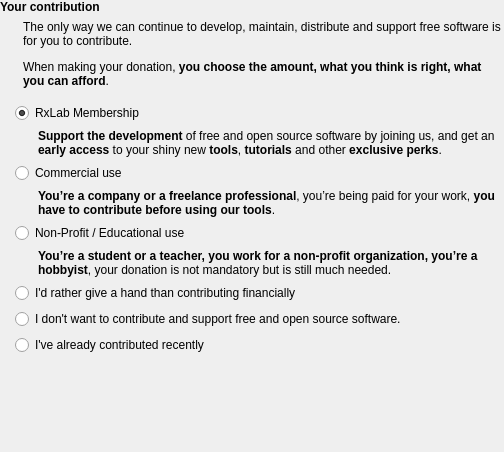
First picture: the form in packages/org.rxlaboratory.ramses.client/meta/finishWidget.ui, repository RxLaboratory/Ramses-Installer, before the edit.
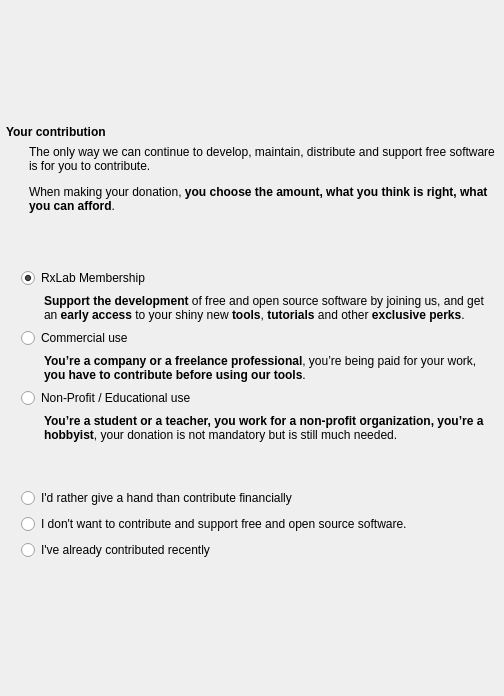
Second picture: the form after the edit.

What changed in the file:
```diff
--- a/packages/org.rxlaboratory.ramses.client/meta/finishWidget.ui
+++ b/packages/org.rxlaboratory.ramses.client/meta/finishWidget.ui
@@ -7,7 +7,7 @@
     <x>0</x>
     <y>0</y>
     <width>504</width>
-    <height>452</height>
+    <height>696</height>
    </rect>
   </property>
   <property name="windowTitle">
@@ -15,7 +15,7 @@
   </property>
   <layout class="QVBoxLayout" name="verticalLayout">
    <property name="leftMargin">
-    <number>0</number>
+    <number>6</number>
    </property>
    <property name="topMargin">
     <number>0</number>
@@ -26,6 +26,19 @@
    <property name="bottomMargin">
     <number>3</number>
    </property>
+   <item>
+    <spacer name="verticalSpacer_2">
+     <property name="orientation">
+      <enum>Qt::Vertical</enum>
+     </property>
+     <property name="sizeHint" stdset="0">
+      <size>
+       <width>20</width>
+       <height>40</height>
+      </size>
+     </property>
+    </spacer>
+   </item>
    <item>
     <widget class="QLabel" name="label">
      <property name="text">
@@ -53,7 +66,20 @@
        <number>15</number>
       </property>
       <item>
-       <widget class="QRadioButton" name="radioButton_2">
+       <spacer name="verticalSpacer_4">
+        <property name="orientation">
+         <enum>Qt::Vertical</enum>
+        </property>
+        <property name="sizeHint" stdset="0">
+         <size>
+          <width>20</width>
+          <height>40</height>
+         </size>
+        </property>
+       </spacer>
+      </item>
+      <item>
+       <widget class="QRadioButton" name="membershipButton">
         <property name="text">
          <string>RxLab Membership</string>
         </property>
@@ -116,9 +142,22 @@
        </widget>
       </item>
       <item>
-       <widget class="QRadioButton" name="radioButton_6">
+       <spacer name="verticalSpacer_3">
+        <property name="orientation">
+         <enum>Qt::Vertical</enum>
+        </property>
+        <property name="sizeHint" stdset="0">
+         <size>
+          <width>20</width>
+          <height>40</height>
+         </size>
+        </property>
+       </spacer>
+      </item>
+      <item>
+       <widget class="QRadioButton" name="giveAHandButton">
         <property name="text">
-         <string>I'd rather give a hand than contributing financially</string>
+         <string>I'd rather give a hand than contribute financially</string>
         </property>
        </widget>
       </item>
```
Left out of the diff: 8 changed lines with no effect on the pictures.
